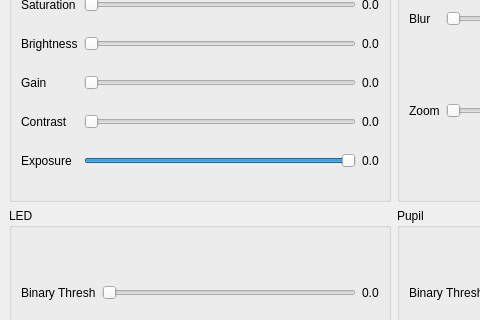
First picture: the form in EyetrackingGui/mainwindow.ui, repository neuromind81/aibs, before the edit; both pictures show x 0 to 480 and y 98 to 418 of the 788 by 627 pixel window.
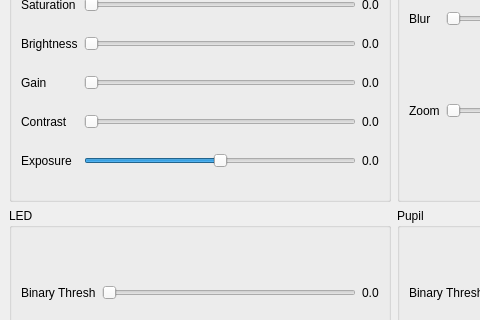
Second picture: the form after the edit.

What changed in the file:
```diff
--- a/EyetrackingGui/mainwindow.ui
+++ b/EyetrackingGui/mainwindow.ui
@@ -229,7 +229,7 @@
           <number>-10</number>
          </property>
          <property name="maximum">
-          <number>0</number>
+          <number>10</number>
          </property>
          <property name="value">
           <number>0</number>
```
Left out of the diff: 8 changed lines with no effect on the pictures.
